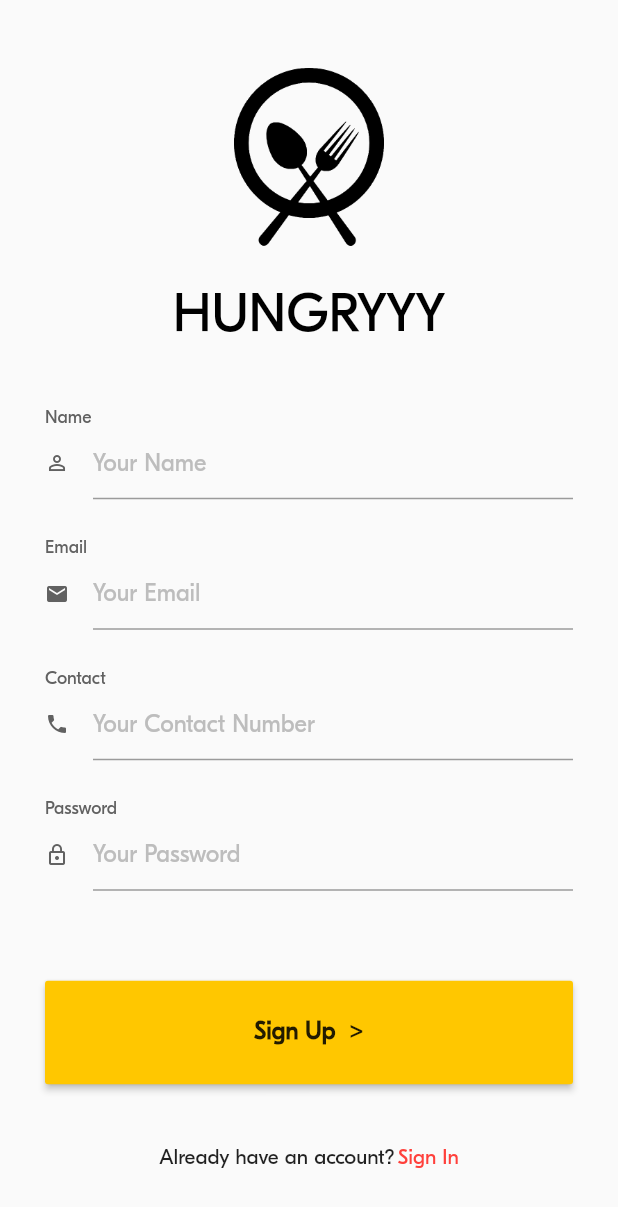
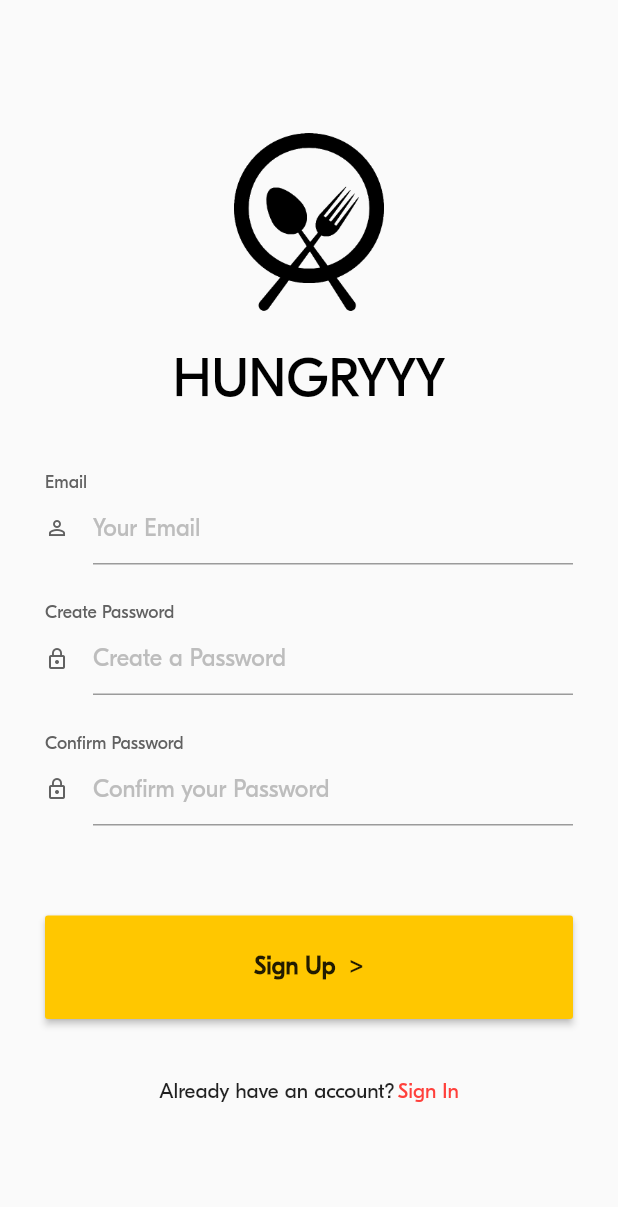
Before and after one commit to harshh3010/Hungryyy, a Flutter app: the RegistrationScreen screen opened by its route, on a phone screen of 412 x 824 dp. Shown: the top 1207 px of the screen. Run offline on Flutter 3.47's test engine with Material 2 defaults, Android fonts, the phone set to English and light mode, and no system bars.

Commit message:
changed registration_screen

```diff
--- a/lib/screens/registration_screen.dart
+++ b/lib/screens/registration_screen.dart
@@ -37,19 +37,9 @@ class _RegistrationScreenState extends State<RegistrationScreen> {
                       crossAxisAlignment: CrossAxisAlignment.stretch,
                       children: <Widget>[
                         CustomTextInput(
-                          label: 'Name',
-                          hint: 'Your Name',
-                          icon: Icons.person_outline,
-                          isPasswordField: false,
-                          textInputType: TextInputType.text,
-                        ),
-                        SizedBox(
-                          height: 25,
-                        ),
-                        CustomTextInput(
                           label: 'Email',
                           hint: 'Your Email',
-                          icon: Icons.email,
+                          icon: Icons.person_outline,
                           isPasswordField: false,
                           textInputType: TextInputType.emailAddress,
                         ),
@@ -57,18 +47,18 @@ class _RegistrationScreenState extends State<RegistrationScreen> {
                           height: 25,
                         ),
                         CustomTextInput(
-                          label: 'Contact',
-                          hint: 'Your Contact Number',
-                          icon: Icons.phone,
-                          isPasswordField: false,
-                          textInputType: TextInputType.phone,
+                          label: 'Create Password',
+                          hint: 'Create a Password',
+                          icon: Icons.lock_outline,
+                          isPasswordField: true,
+                          textInputType: TextInputType.text,
                         ),
                         SizedBox(
                           height: 25,
                         ),
                         CustomTextInput(
-                          label: 'Password',
-                          hint: 'Your Password',
+                          label: 'Confirm Password',
+                          hint: 'Confirm your Password',
                           icon: Icons.lock_outline,
                           isPasswordField: true,
                           textInputType: TextInputType.text,
```
